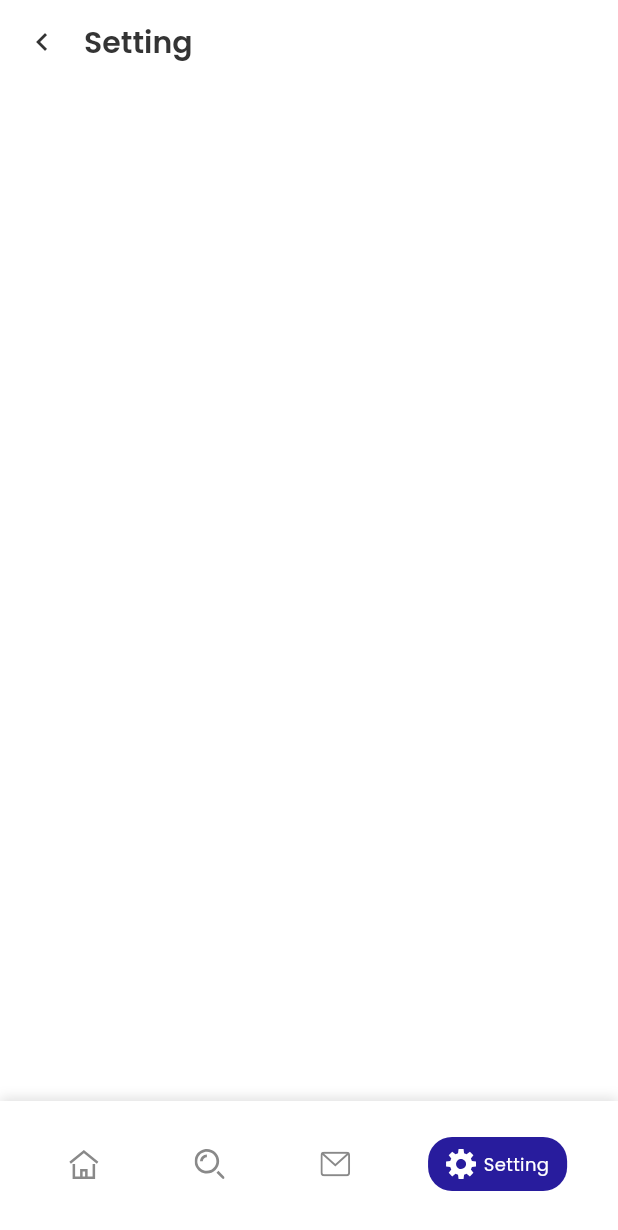
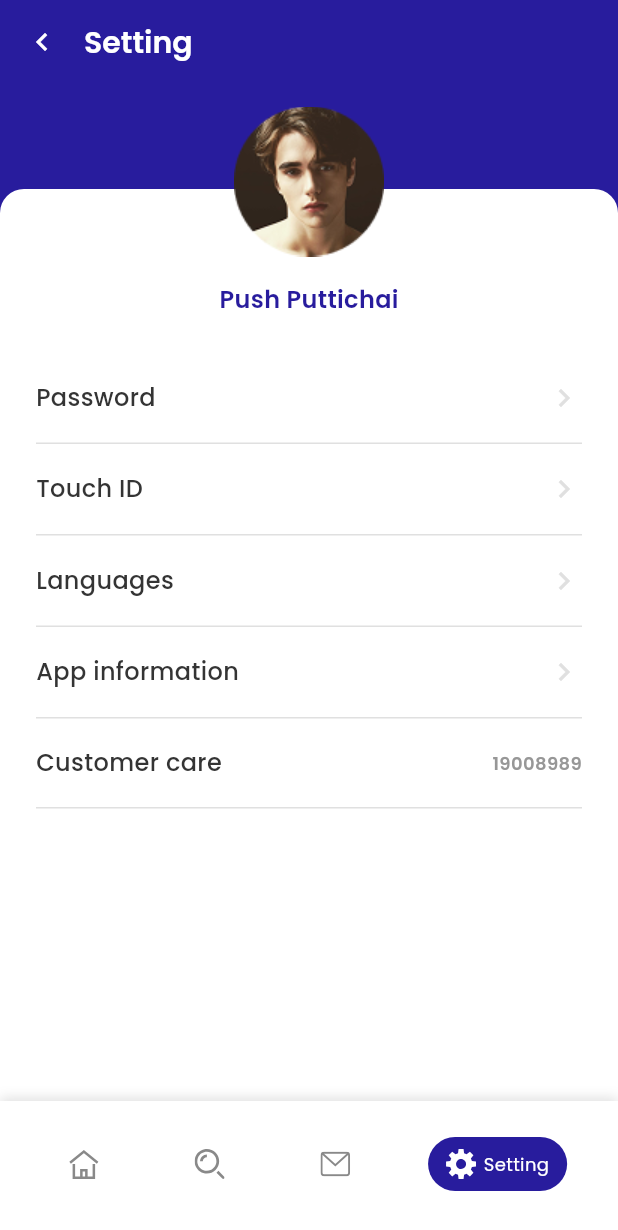
Before and after one commit to KevinAWijaya/ibank_emoney, a Flutter app: the NavigationPage screen opened directly, item 4 of the bottom bar chosen, on a phone screen of 412 x 824 dp. Shown: the top 1230 px of the screen. Run offline on Flutter 3.47's test engine with Material 3 defaults, Android fonts, the phone set to English and light mode, and no system bars; our stand-ins replace fl_chart, flutter_html, flutter_map, flutter_svg, google_fonts, latlong2.

Commit message:
setting page

```diff
--- a/lib/ui/menu/tab/setting.tab.dart
+++ b/lib/ui/menu/tab/setting.tab.dart
@@ -1,24 +1,103 @@
 import 'package:flutter/material.dart';
+import 'package:ibank_emoney/core/constants/constants.dart';
+import 'package:ibank_emoney/core/constants/size.dart';
+import 'package:ibank_emoney/core/constants/space.dart';
+import 'package:ibank_emoney/core/theme/color.dart';
+import 'package:ibank_emoney/core/theme/style.dart';
+import 'package:ibank_emoney/ui/auth/forgot_password/change_page.dart';
+import 'package:ibank_emoney/ui/menu/feature/app_information_page.dart';
+import 'package:ibank_emoney/ui/menu/feature/language_page.dart';
 import 'package:ibank_emoney/ui/widgets/app_bar.dart';
 
-class SettingTab extends StatefulWidget {
+class SettingTab extends StatelessWidget {
   final VoidCallback? onBack;
   const SettingTab({super.key, this.onBack});
 
   @override
-  State<SettingTab> createState() => _SettingTabState();
-}
+  Widget build(BuildContext context) {
+    var screenWidth = MediaQuery.of(context).size.width;
+    return Scaffold(
+      appBar: VAppBar(title: "Setting", showBack: true, onBackPressed: onBack),
+      backgroundColor: VColor.primary1,
+      body: Stack(
+        children: [
+          Container(
+            margin: EdgeInsets.only(top: 70),
+            decoration: BoxDecoration(
+              borderRadius: BorderRadius.vertical(top: Radius.circular(radiusLarge)),
+              color: VColor.neutral6,
+            ),
+            child: Column(
+              children: [
+                spaceVerticalCustom(50 + marginSmall),
+                Text("Push Puttichai", style: textTitle3.copyWith(color: VColor.primary1)),
+                spaceVerticalLarge,
+                Expanded(
+                  child: ListView(
+                    padding: const EdgeInsets.symmetric(horizontal: marginLarge),
+                    children: [
+                      _buildMenuItem(
+                        "Password",
+                        onTap: () {
+                          Navigator.push(
+                            context,
+                            MaterialPageRoute(builder: (context) => ChangePasswordPage(fromProfile: true)),
+                          );
+                        },
+                      ),
+                      _buildMenuItem("Touch ID"),
+                      _buildMenuItem(
+                        "Languages",
+                        onTap: () {
+                          Navigator.push(context, MaterialPageRoute(builder: (context) => LanguagePage()));
+                        },
+                      ),
+                      _buildMenuItem(
+                        "App information",
+                        onTap: () {
+                          Navigator.push(context, MaterialPageRoute(builder: (context) => AppInformationPage()));
+                        },
+                      ),
+                      _buildMenuItem("Customer care", trailing: "19008989"),
+                    ],
+                  ),
+                ),
+              ],
+            ),
+          ),
 
-class _SettingTabState extends State<SettingTab> {
-  @override
-  Widget build(BuildContext context) {
-    return Scaffold(
-      appBar: VAppBar(title: "Setting", primaryTheme: false, onBackPressed: widget.onBack, showBack: true),
-      body: SafeArea(child: _body()),
+          Positioned(
+            top: 15,
+            left: screenWidth / 2 - 50,
+            child: Container(
+              alignment: Alignment.center,
+              decoration: BoxDecoration(shape: BoxShape.circle),
+              child: Image.asset('$imagePath/Avatar Male.png', height: 100, fit: BoxFit.contain),
+            ),
+          ),
+        ],
+      ),
     );
   }
 
-  Widget _body() {
-    return Container();
+  Widget _buildMenuItem(String title, {String? trailing, void Function()? onTap}) {
+    return InkWell(
+      onTap: onTap,
+      child: Container(
+        padding: const EdgeInsets.symmetric(vertical: 18),
+        decoration: const BoxDecoration(
+          border: Border(bottom: BorderSide(color: Colors.black12)),
+        ),
+        child: Row(
+          mainAxisAlignment: MainAxisAlignment.spaceBetween,
+          children: [
+            Text(title, style: textBody1),
+            trailing != null
+                ? Text(trailing, style: caption1.copyWith(color: VColor.grey2))
+                : const Icon(Icons.chevron_right, color: VColor.neutral5),
+          ],
+        ),
+      ),
+    );
   }
 }
--- a/lib/ui/widgets/navigation_bar.dart
+++ b/lib/ui/widgets/navigation_bar.dart
@@ -37,7 +37,7 @@ class VNavigationBar extends StatelessWidget {
               padding: const EdgeInsets.symmetric(horizontal: marginSmall, vertical: 8),
               decoration: BoxDecoration(
                 color: isSelected ? VColor.primary1 : Colors.transparent,
-                borderRadius: BorderRadius.circular(16),
+                borderRadius: BorderRadius.circular(radiusMax),
               ),
               child: Row(
                 mainAxisSize: MainAxisSize.min,
```
Also changed, not shown: lib/ui/auth/forgot_password/change_page.dart (+19 -1 lines), lib/ui/menu/feature/app_information_page.dart (added, +58 -0 lines).
